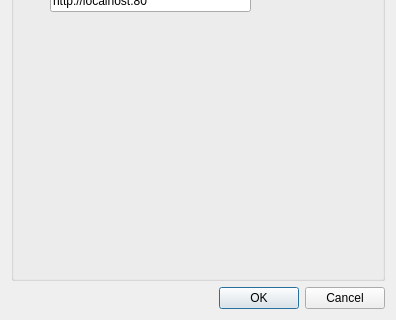
lbdudc/qgispublisher, file dialogs/ui/deploy_dialog.ui: the form before one commit; both pictures show x 0 to 396 and y 140 to 460 of the 396 by 460 pixel window.
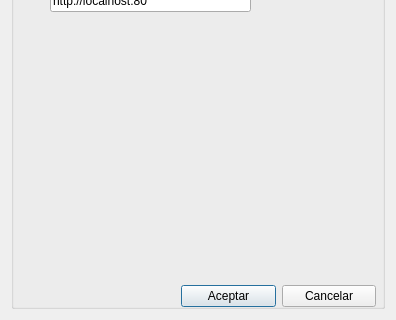
The form after the commit.

Commit message: Fix deployment-related issues

```diff
--- a/dialogs/ui/deploy_dialog.ui
+++ b/dialogs/ui/deploy_dialog.ui
@@ -475,16 +475,32 @@
        </item>
       </layout>
      </widget>
-    </widget>
-   </item>
-   <item>
-    <widget class="QDialogButtonBox" name="deployButton">
-     <property name="orientation">
-      <enum>Qt::Horizontal</enum>
-     </property>
-     <property name="standardButtons">
-      <set>QDialogButtonBox::Cancel|QDialogButtonBox::Ok</set>
-     </property>
+     <widget class="QWidget" name="layoutWidget_2">
+      <property name="geometry">
+       <rect>
+        <x>170</x>
+        <y>410</y>
+        <width>195</width>
+        <height>30</height>
+       </rect>
+      </property>
+      <layout class="QHBoxLayout" name="horizontalLayout_3">
+       <item>
+        <widget class="QPushButton" name="deployButton">
+         <property name="text">
+          <string>Aceptar</string>
+         </property>
+        </widget>
+       </item>
+       <item>
+        <widget class="QPushButton" name="cancelButton">
+         <property name="text">
+          <string>Cancelar</string>
+         </property>
+        </widget>
+       </item>
+      </layout>
+     </widget>
     </widget>
    </item>
   </layout>
```
Left out of the diff: 35 changed lines with no effect on the pictures. The commit also changes 1 other file.
